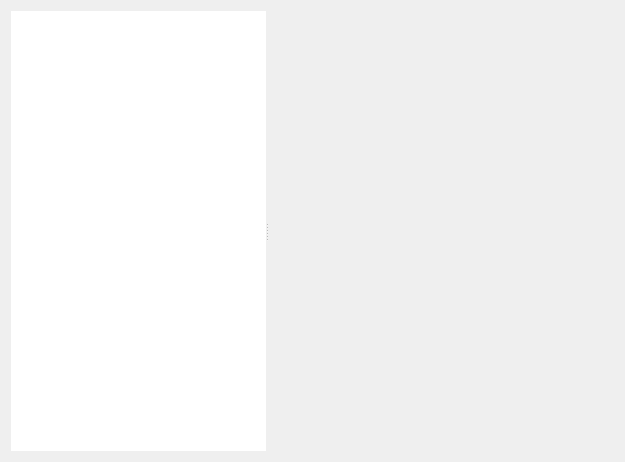
Old version of the form pxr/imaging/plugin/rprHoudini/scripts/python/houRpr/materialLibrary.ui in the repository GPUOpen-LibrariesAndSDKs/RadeonProRenderUSD.
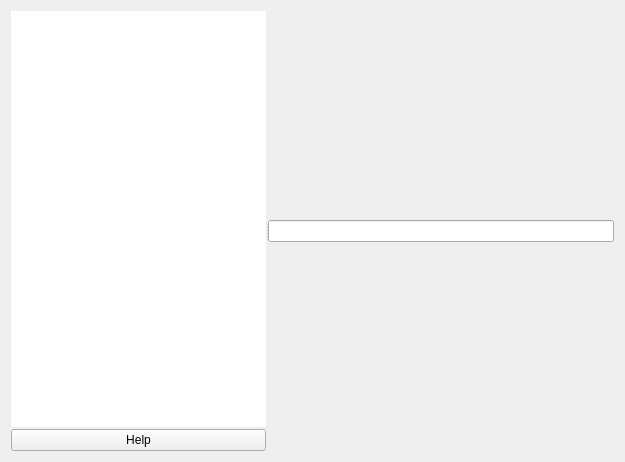
New version of the form.

Commit message: Add help button and filter

Diff of the .ui file:
```diff
--- a/pxr/imaging/plugin/rprHoudini/scripts/python/houRpr/materialLibrary.ui
+++ b/pxr/imaging/plugin/rprHoudini/scripts/python/houRpr/materialLibrary.ui
@@ -88,6 +88,17 @@
          </attribute>
         </widget>
        </item>
+       <item>
+        <layout class="QHBoxLayout" name="horizontalLayout">
+         <item>
+          <widget class="QPushButton" name="helpButton">
+           <property name="text">
+            <string>Help</string>
+           </property>
+          </widget>
+         </item>
+        </layout>
+       </item>
       </layout>
      </widget>
      <widget class="QWidget" name="centralWidget" native="true">
@@ -113,6 +124,9 @@
        <property name="bottomMargin">
         <number>0</number>
        </property>
+       <item>
+        <widget class="QLineEdit" name="filter"/>
+       </item>
       </layout>
      </widget>
     </widget>
```
The commit also changes 1 other file.
